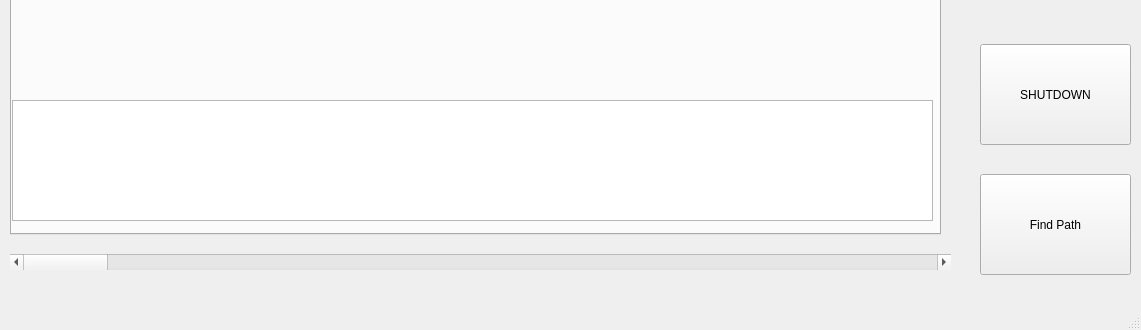
The window that ui/mainwindow.ui (denis-draca/capstone) describes before a commit, drawn with Qt 5; both pictures show x 0 to 1141 and y 376 to 706 of the 1141 by 706 pixel window.
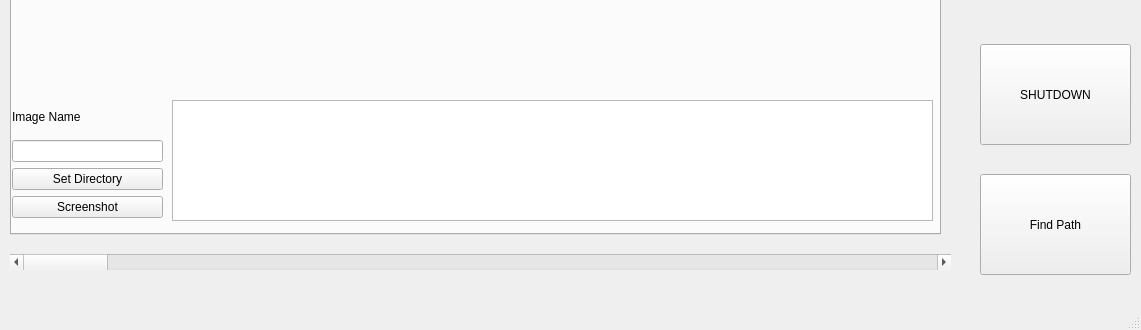
The same window after the commit. The open tabs and pages were chosen to show the change.

Commit message: added screen shot feature for getting images for the report. Need to finish it for the direction section

```diff
--- a/ui/mainwindow.ui
+++ b/ui/mainwindow.ui
@@ -226,13 +226,49 @@
      <widget class="QTextBrowser" name="out_directions">
       <property name="geometry">
        <rect>
-        <x>0</x>
+        <x>160</x>
         <y>440</y>
-        <width>921</width>
+        <width>761</width>
         <height>121</height>
        </rect>
       </property>
      </widget>
+     <widget class="QWidget" name="verticalLayoutWidget_2">
+      <property name="geometry">
+       <rect>
+        <x>0</x>
+        <y>440</y>
+        <width>151</width>
+        <height>118</height>
+       </rect>
+      </property>
+      <layout class="QVBoxLayout" name="verticalLayout_3">
+       <item>
+        <widget class="QLabel" name="label_6">
+         <property name="text">
+          <string>Image Name</string>
+         </property>
+        </widget>
+       </item>
+       <item>
+        <widget class="QLineEdit" name="in_screenshot_directions"/>
+       </item>
+       <item>
+        <widget class="QPushButton" name="bu_set_dir_directions">
+         <property name="text">
+          <string>Set Directory</string>
+         </property>
+        </widget>
+       </item>
+       <item>
+        <widget class="QPushButton" name="bu_screenshot_directions">
+         <property name="text">
+          <string>Screenshot</string>
+         </property>
+        </widget>
+       </item>
+      </layout>
+     </widget>
     </widget>
     <widget class="QWidget" name="tab_3">
      <attribute name="title">
```
Left out of the diff: 74 changed lines with no effect on the pictures. The commit also changes 11 other files.
